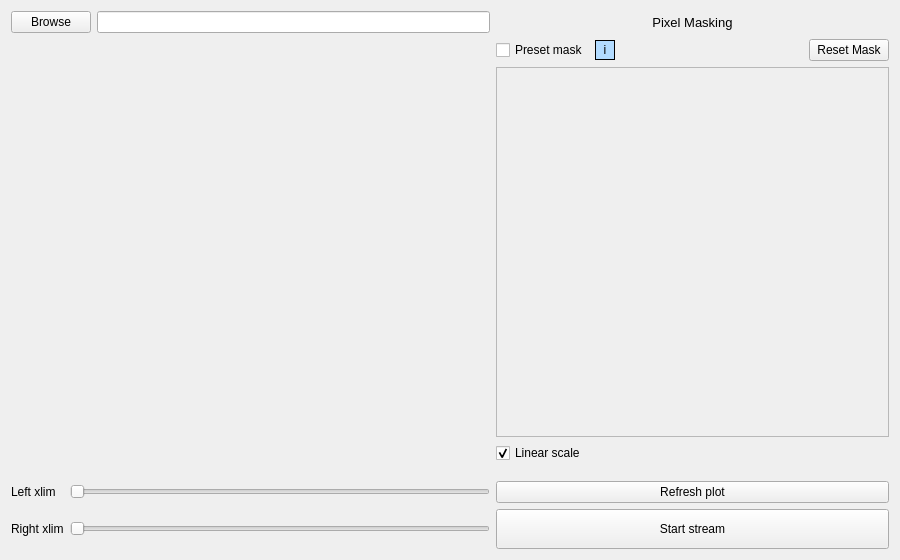
Above: app/graphic/ui/LiveTimestamps_tab_c.ui from sevaedmi/LinoSPAD2 before the change. Below: the same form after it.
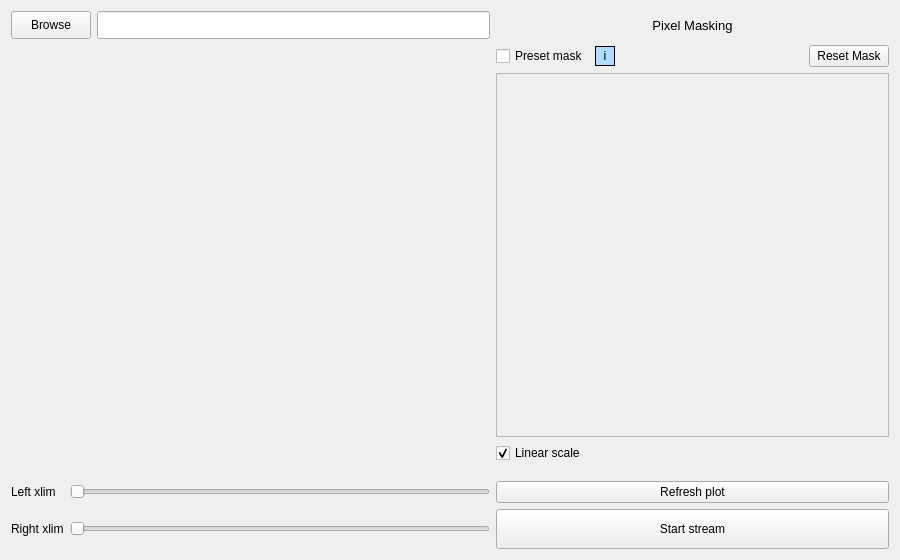
That is the form after the change.

Diff of the .ui file:
```diff
--- a/app/graphic/ui/LiveTimestamps_tab_c.ui
+++ b/app/graphic/ui/LiveTimestamps_tab_c.ui
@@ -31,7 +31,14 @@
     </widget>
    </item>
    <item row="0" column="2">
-    <widget class="QLineEdit" name="lineEdit_browse"/>
+    <widget class="QLineEdit" name="lineEdit_browse">
+     <property name="minimumSize">
+      <size>
+       <width>0</width>
+       <height>28</height>
+      </size>
+     </property>
+    </widget>
    </item>
    <item row="3" column="3">
     <widget class="QScrollArea" name="scrollArea">
@@ -59,6 +66,12 @@
    </item>
    <item row="0" column="0" colspan="2">
     <widget class="QPushButton" name="pushButton_browse">
+     <property name="minimumSize">
+      <size>
+       <width>0</width>
+       <height>28</height>
+      </size>
+     </property>
      <property name="font">
       <font>
        <pointsize>9</pointsize>
```
